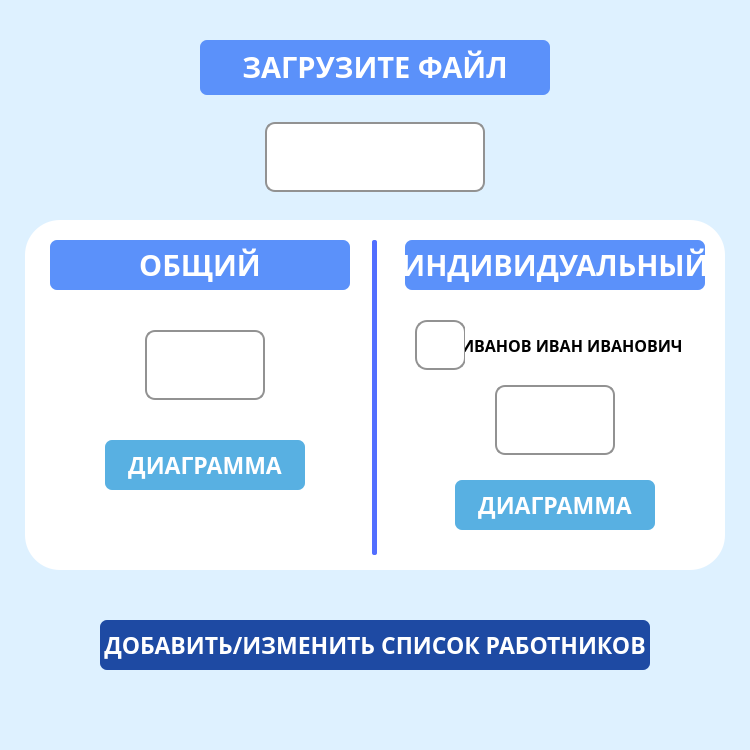
Above: design.ui from aleksgov/Telecom before the change. Below: the same form after it.
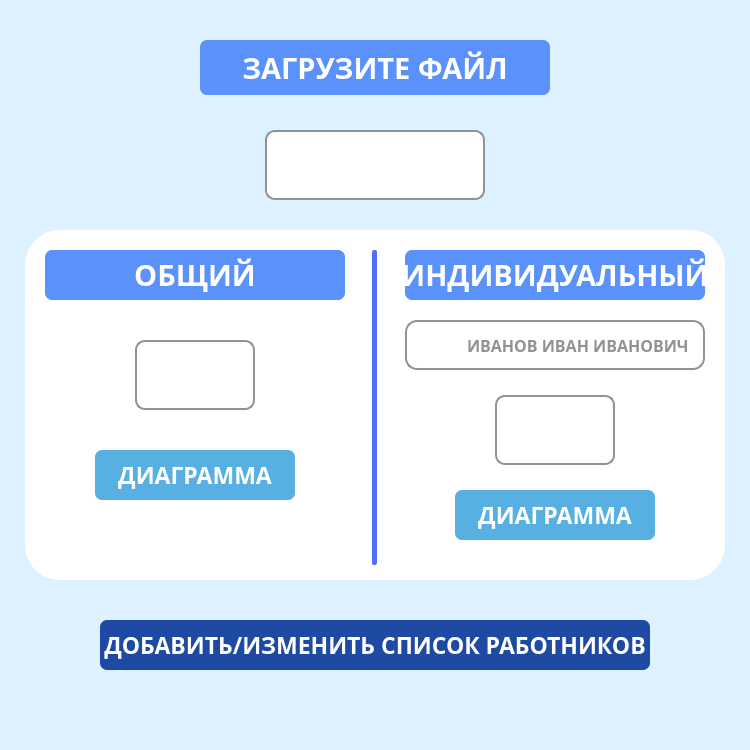
That is the form after the change. Icons and pictures are not drawn.

Diff of the .ui file:
```diff
--- a/design.ui
+++ b/design.ui
@@ -34,7 +34,7 @@
     <property name="geometry">
      <rect>
       <x>25</x>
-      <y>220</y>
+      <y>230</y>
       <width>700</width>
       <height>350</height>
      </rect>
@@ -51,7 +51,7 @@
      </property>
      <property name="geometry">
       <rect>
-       <x>80</x>
+       <x>70</x>
        <y>220</y>
        <width>200</width>
        <height>50</height>
@@ -103,7 +103,7 @@
     <widget class="QLabel" name="CommonLabel">
      <property name="geometry">
       <rect>
-       <x>25</x>
+       <x>20</x>
        <y>20</y>
        <width>300</width>
        <height>50</height>
@@ -216,7 +216,7 @@
      </property>
      <property name="geometry">
       <rect>
-       <x>120</x>
+       <x>110</x>
        <y>110</y>
        <width>120</width>
        <height>70</height>
@@ -308,69 +308,13 @@
       </size>
      </property>
     </widget>
-    <widget class="QPushButton" name="fileButton2_2">
-     <property name="enabled">
-      <bool>true</bool>
-     </property>
-     <property name="geometry">
-      <rect>
-       <x>390</x>
-       <y>100</y>
-       <width>51</width>
-       <height>50</height>
-      </rect>
-     </property>
-     <property name="font">
-      <font>
-       <family>Century Gothic</family>
-       <pointsize>14</pointsize>
-       <weight>75</weight>
-       <bold>true</bold>
-       <stylestrategy>PreferAntialias</stylestrategy>
-       <kerning>true</kerning>
-      </font>
-     </property>
-     <property name="cursor">
-      <cursorShape>ArrowCursor</cursorShape>
-     </property>
-     <property name="mouseTracking">
-      <bool>false</bool>
-     </property>
-     <property name="autoFillBackground">
-      <bool>false</bool>
-     </property>
-     <property name="styleSheet">
-      <string notr="true">border: 2px solid rgb(146,146,146);
-color: rgb(146,146,146);
-border-radius: 12px;</string>
-     </property>
-     <property name="text">
-      <string/>
-     </property>
-     <property name="icon">
-      <iconset>
-       <normaloff>loupe.png</normaloff>loupe.png</iconset>
-     </property>
-     <property name="iconSize">
-      <size>
-       <width>30</width>
-       <height>30</height>
-      </size>
-     </property>
-     <property name="shortcut">
-      <string/>
-     </property>
-     <property name="checkable">
-      <bool>false</bool>
-     </property>
-    </widget>
     <widget class="QLineEdit" name="lineEdit">
      <property name="geometry">
       <rect>
        <x>440</x>
        <y>100</y>
-       <width>221</width>
-       <height>51</height>
+       <width>231</width>
+       <height>31</height>
       </rect>
      </property>
      <property name="font">
@@ -388,18 +332,89 @@
       <string/>
      </property>
      <property name="styleSheet">
-      <string notr="true">border: 2px solid rgb(146,146,146);
-color: rgb(146,146,146);
-border-radius: 12px;
-QPushButton {
-    text-align: center;
-}
+      <string notr="true">color: rgb(146,146,146);
+
+
 </string>
      </property>
      <property name="text">
       <string>ИВАНОВ ИВАН ИВАНОВИЧ</string>
      </property>
+     <property name="alignment">
+      <set>Qt::AlignLeading|Qt::AlignLeft|Qt::AlignVCenter</set>
+     </property>
     </widget>
+    <widget class="QLabel" name="IndividualLabel_2">
+     <property name="geometry">
+      <rect>
+       <x>380</x>
+       <y>90</y>
+       <width>300</width>
+       <height>50</height>
+      </rect>
+     </property>
+     <property name="sizePolicy">
+      <sizepolicy hsizetype="Minimum" vsizetype="Minimum">
+       <horstretch>0</horstretch>
+       <verstretch>0</verstretch>
+      </sizepolicy>
+     </property>
+     <property name="font">
+      <font>
+       <family>Century Gothic</family>
+       <pointsize>22</pointsize>
+       <weight>75</weight>
+       <bold>true</bold>
+      </font>
+     </property>
+     <property name="styleSheet">
+      <string notr="true">border: 2px solid rgb(146,146,146);
+color: rgb(146,146,146);
+border-radius: 12px;</string>
+     </property>
+     <property name="frameShadow">
+      <enum>QFrame::Raised</enum>
+     </property>
+     <property name="text">
+      <string/>
+     </property>
+     <property name="alignment">
+      <set>Qt::AlignCenter</set>
+     </property>
+    </widget>
+    <widget class="QPushButton" name="pushButton">
+     <property name="geometry">
+      <rect>
+       <x>390</x>
+       <y>100</y>
+       <width>41</width>
+       <height>31</height>
+      </rect>
+     </property>
+     <property name="text">
+      <string/>
+     </property>
+     <property name="icon">
+      <iconset>
+       <normaloff>loupe.png</normaloff>loupe.png</iconset>
+     </property>
+     <property name="iconSize">
+      <size>
+       <width>30</width>
+       <height>30</height>
+      </size>
+     </property>
+    </widget>
+    <zorder>IndividualLabel_2</zorder>
+    <zorder>diagramButton1</zorder>
+    <zorder>widget_2</zorder>
+    <zorder>CommonLabel</zorder>
+    <zorder>IndividualLabel</zorder>
+    <zorder>diagramButton2</zorder>
+    <zorder>fileButton1</zorder>
+    <zorder>fileButton2</zorder>
+    <zorder>lineEdit</zorder>
+    <zorder>pushButton</zorder>
    </widget>
    <widget class="QPushButton" name="changeButton">
     <property name="enabled">
@@ -448,7 +463,7 @@
     <property name="geometry">
      <rect>
       <x>265</x>
-      <y>122</y>
+      <y>130</y>
       <width>220</width>
       <height>70</height>
      </rect>
@@ -501,9 +516,9 @@
      </rect>
     </property>
     <property name="sizePolicy">
-     <sizepolicy hsizetype="Maximum" vsizetype="Maximum">
-      <horstretch>255</horstretch>
-      <verstretch>255</verstretch>
+     <sizepolicy hsizetype="Minimum" vsizetype="Minimum">
+      <horstretch>0</horstretch>
+      <verstretch>0</verstretch>
      </sizepolicy>
     </property>
     <property name="sizeIncrement">
@@ -528,12 +543,6 @@
     <property name="text">
      <string>ЗАГРУЗИТЕ ФАЙЛ</string>
     </property>
-    <property name="textFormat">
-     <enum>Qt::RichText</enum>
-    </property>
-    <property name="scaledContents">
-     <bool>true</bool>
-    </property>
     <property name="alignment">
      <set>Qt::AlignCenter</set>
     </property>
```
Left out of the diff: 6 changed lines with no effect on the pictures.
